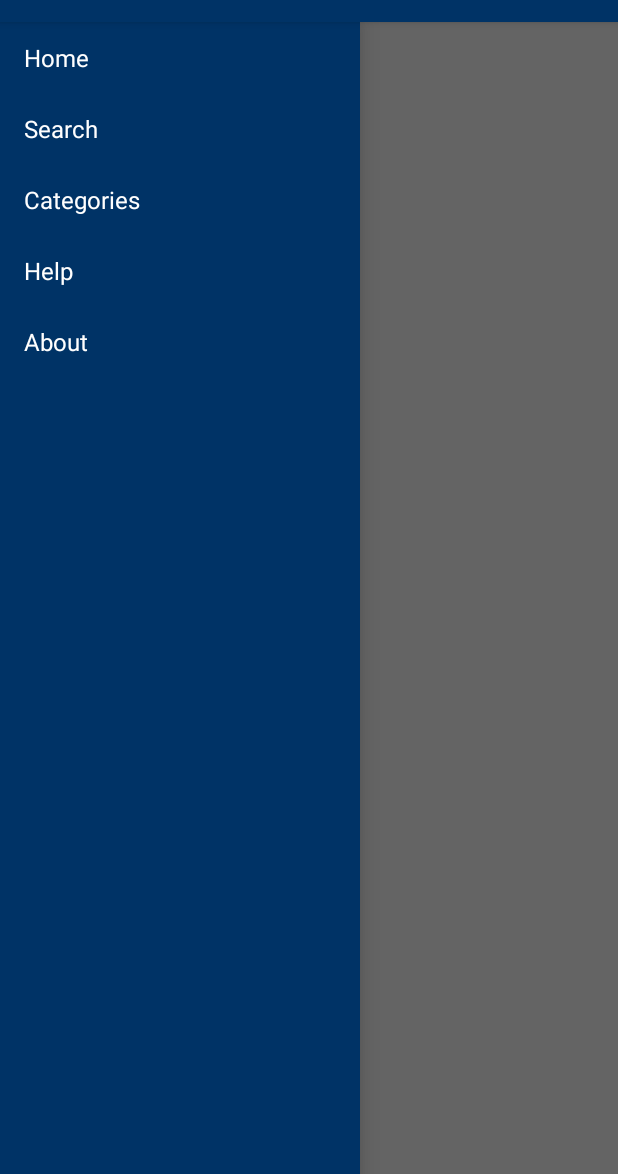
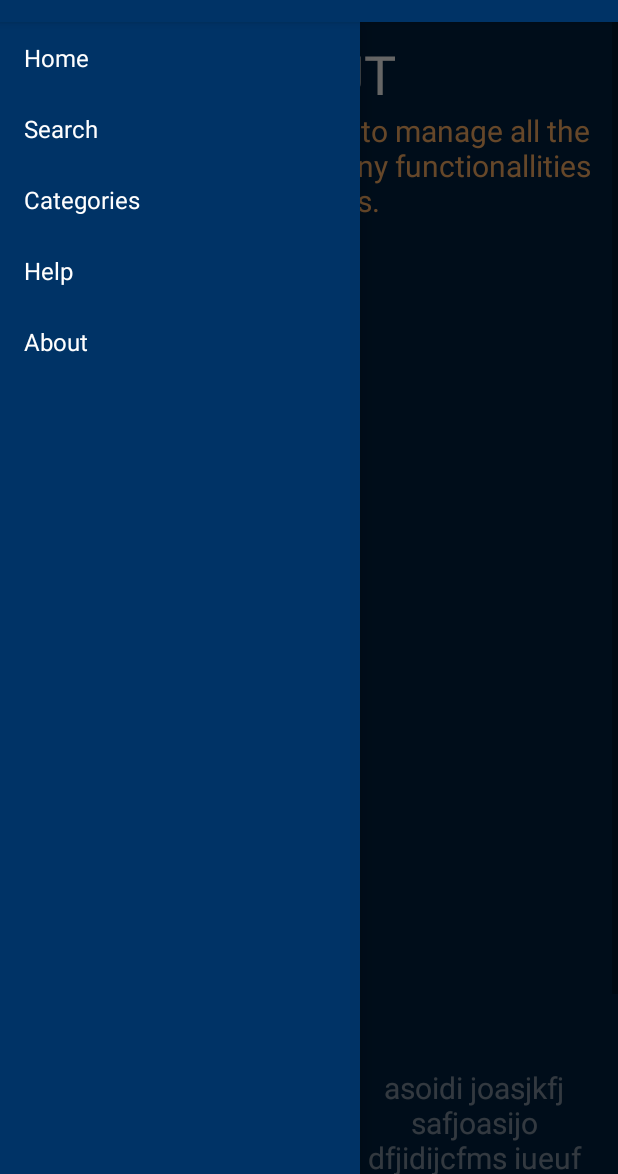
Before and after one commit to CharliepFuckingBoss/android2.3, an Android app: the fragment Fragment_5 placed in its activity, with the side drawer open, on a phone screen of 412 x 824 dp, the part 62-1236 px from its top. Run offline under Robolectric (Android 15) with nearby library versions, the phone set to English and light mode, and no system bars.

Commit message:
about començat

```diff
--- a/app/src/main/java/com/example/pr_idi/mydatabaseexample/Fragment_5.java
+++ b/app/src/main/java/com/example/pr_idi/mydatabaseexample/Fragment_5.java
@@ -1,10 +1,41 @@
 package com.example.pr_idi.mydatabaseexample;
 
 import android.app.Fragment;
+import android.os.Bundle;
+import android.text.Html;
+import android.view.LayoutInflater;
+import android.view.View;
+import android.view.ViewGroup;
+import android.widget.TextView;
 
 /**
  * Created by carlota on 4/1/17.
  */
 
 public class Fragment_5 extends Fragment {
+    static final String MENU_ITEM = "About";
+
+    @Override
+    public View onCreateView(LayoutInflater inflater, ViewGroup container, Bundle savedInstanceState) {
+
+
+        // Inflate the layout for this fragment
+        final View view = inflater.inflate(R.layout.fragment_5, container, false);
+
+        TextView textView = (TextView) view.findViewById(R.id.textView2);
+        String text = "<font color=#ffb266>Books</font> is the perfect App to manage all the books you want, with many functionallities availables.";
+        textView.setText(Html.fromHtml(text), TextView.BufferType.SPANNABLE);
+
+        TextView textView2 = (TextView) view.findViewById(R.id.textView4);
+        String text2 = "<font color=#ffb266>Books</font> is the perfect App to ma wjkef  jfie the perfect App to ma wjkef  jfie the perfect App to ma wjkef  jfie the perfect App to ma wjkef  jfie the perfect App to ma wjkef  jfie the perfect App to ma wjkef  jfie the perfect App to ma wjkef  jfie the perfect App to ma wjkef  jfie the perfect App to ma wjkef  jfie the perfect App to ma wjkef  jfie the perfect App to ma wjkef  jfiew if   jweijijwifio nage all the books you want, with many functionallities availables.";
+        textView2.setText(Html.fromHtml(text2), TextView.BufferType.SPANNABLE);
+
+        TextView textView3 = (TextView) view.findViewById(R.id.textView5);
+        String text3 = "asoidi joasjkfj safjoasijo  dfjidijcfms iueuf ei io oi t, with many func k iw f tionallitienkjknj ihgio e riofew wh heirf we feoif s availables.";
+        textView3.setText(Html.fromHtml(text3), TextView.BufferType.SPANNABLE);
+
+
+
+        return view;
+    }
 }
--- a/app/src/main/res/layout/fragment_1.xml
+++ b/app/src/main/res/layout/fragment_1.xml
@@ -18,11 +18,6 @@
             android:layout_height="match_parent"
             android:id="@+id/filmList" />
 
-        <ScrollView
-            android:layout_width="match_parent"
-            android:layout_height="match_parent">
-
-        </ScrollView>
     </LinearLayout>
 
 </FrameLayout>
--- a/app/src/main/res/layout/fragment_2.xml
+++ b/app/src/main/res/layout/fragment_2.xml
@@ -62,11 +62,6 @@
                 android:layout_height="match_parent"
                 android:id="@+id/filmAList" />
 
-            <ScrollView
-                android:layout_width="match_parent"
-                android:layout_height="match_parent">
-
-            </ScrollView>
         </LinearLayout>
     </LinearLayout>
 </FrameLayout>
--- /dev/null
+++ b/app/src/main/res/layout/fragment_5.xml
@@ -0,0 +1,68 @@
+<?xml version="1.0" encoding="utf-8"?>
+<ScrollView xmlns:android="http://schemas.android.com/apk/res/android"
+    android:layout_width="fill_parent"
+    android:layout_height="fill_parent"
+    android:fillViewport="true"
+    android:orientation="vertical" >
+
+<LinearLayout xmlns:android="http://schemas.android.com/apk/res/android"
+    xmlns:tools="http://schemas.android.com/tools"
+    android:orientation="vertical" android:layout_width="match_parent"
+    android:layout_height="match_parent"
+    android:background="?attr/colorPrimaryDark">
+
+    <TextView
+        android:text="ABOUT"
+        android:layout_width="match_parent"
+        android:layout_height="wrap_content"
+        android:id="@+id/textView"
+        android:gravity="center_horizontal"
+        android:textSize="36sp"
+        android:textColor="@color/bright_foreground_inverse_material_light"
+        android:layout_marginTop="10dp" />
+
+    <LinearLayout
+        android:orientation="vertical"
+        android:layout_width="match_parent"
+        android:layout_height="match_parent"
+        android:layout_marginLeft="10dp"
+        android:layout_marginRight="10dp">
+
+        <TextView
+            android:text="Books"
+            android:layout_width="match_parent"
+            android:layout_height="wrap_content"
+            android:id="@+id/textView2"
+            android:elevation="15dp"
+            android:textSize="20sp"
+            android:textColor="@color/colorAccent"
+            android:layout_weight="1"
+            android:gravity="center_horizontal" />
+
+        <TextView
+            android:text="TextView"
+            android:layout_width="188dp"
+            android:layout_height="wrap_content"
+            android:id="@+id/textView4"
+            android:gravity="left|center_horizontal"
+            android:textColor="@color/bright_foreground_disabled_material_dark"
+            android:layout_gravity="left"
+            android:textAlignment="center"
+            android:textSize="20sp" />
+
+        <TextView
+            android:text="TextView"
+            android:layout_width="171dp"
+            android:layout_height="wrap_content"
+            android:id="@+id/textView5"
+            android:gravity="right"
+            android:textColor="@color/bright_foreground_disabled_material_dark"
+            android:textAlignment="center"
+            android:textSize="20sp"
+            android:layout_gravity="right" />
+
+    </LinearLayout>
+    </LinearLayout>
+
+
+</ScrollView>
--- a/app/src/main/res/values/colors.xml
+++ b/app/src/main/res/values/colors.xml
@@ -2,5 +2,5 @@
 <resources>
     <color name="colorPrimary">#003366</color>
     <color name="colorPrimaryDark">#012141</color>
-    <color name="colorAccent">#FFB266</color>
+    <color name="colorAccent">#ffb266</color>
 </resources>
```
Also changed, not shown: 1 other file.
